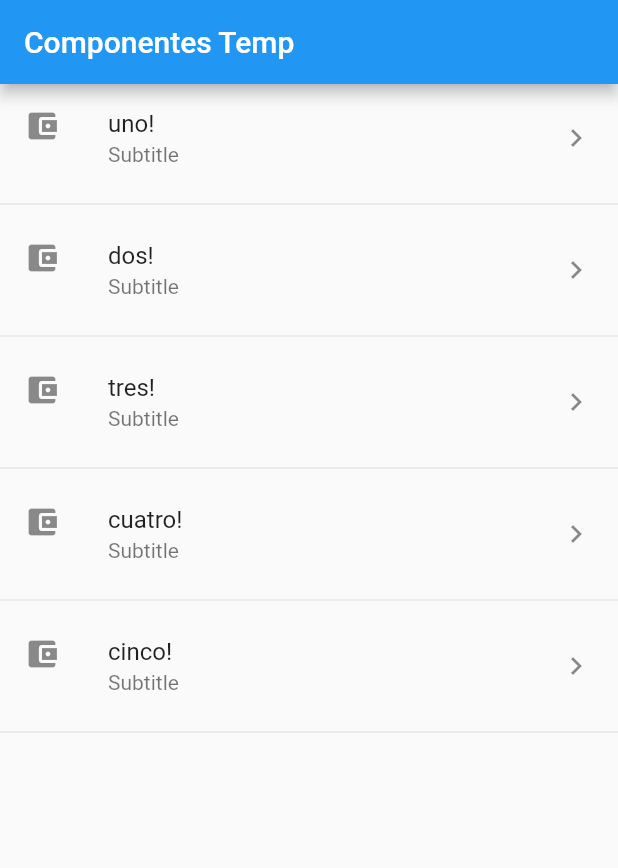
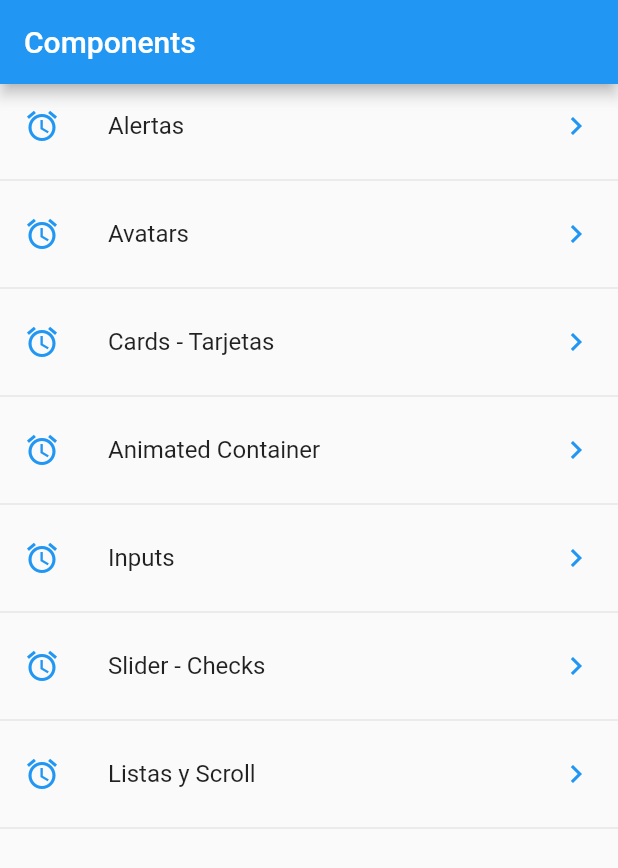
Before and after one commit to pedromaironi/components-in-flutter, a Flutter app: the screen it shows after launch, on a phone screen of 412 x 824 dp. Shown: the top 868 px of the screen. Run offline on Flutter 3.47's test engine with Material 2 defaults, Android fonts, the phone set to English and light mode, and no system bars.

Commit message:
Read a Json and add an ListItems

```diff
--- /dev/null
+++ b/data/menu_opts.json
@@ -0,0 +1,39 @@
+{
+    "nombreApp": "Componentes",
+    "rutas": [{
+            "ruta": "alert",
+            "icon": "add_alert",
+            "texto": "Alertas"
+        },
+        {
+            "ruta": "avatar",
+            "icon": "accessibility",
+            "texto": "Avatars"
+        },
+        {
+            "ruta": "card",
+            "icon": "folder_open",
+            "texto": "Cards - Tarjetas"
+        },
+        {
+            "ruta": "animatedContainer",
+            "icon": "donut_large",
+            "texto": "Animated Container"
+        },
+        {
+            "ruta": "inputs",
+            "icon": "input",
+            "texto": "Inputs"
+        },
+        {
+            "ruta": "slider",
+            "icon": "tune",
+            "texto": "Slider - Checks"
+        },
+        {
+            "ruta": "list",
+            "icon": "list",
+            "texto": "Listas y Scroll"
+        }
+    ]
+}
--- a/lib/main.dart
+++ b/lib/main.dart
@@ -1,14 +1,11 @@
-import 'package:components_flutter/src/pages/home_temp.dart';
+import 'package:components_flutter/src/pages/homa_page.dart';
+// import 'package:components_flutter/src/pages/home_temp.dart';
+import 'dart:ui';
 import 'package:flutter/material.dart';
 
-void main() => runApp(MyApp());
+void main() => runApp(HomePage());
 
 class MyApp extends StatelessWidget {
   @override
-  Widget build(BuildContext context) {
-    return MaterialApp(
-        title: 'Material App',
-        debugShowCheckedModeBanner: false,
-        home: HomePageTemp());
+  Widget build(BuildContext context) => new HomePage();
   }
-}
--- /dev/null
+++ b/lib/src/pages/homa_page.dart
@@ -0,0 +1,58 @@
+import 'package:components_flutter/src/pages/providers/menu_provider.dart';
+import 'package:flutter/cupertino.dart';
+import 'package:flutter/material.dart';
+
+class HomePage extends StatelessWidget {
+  @override
+  Widget build(BuildContext context) {
+    return MaterialApp(
+        debugShowCheckedModeBanner: false,
+        home: Scaffold(
+          appBar: AppBar(
+            title: Text('Components'),
+          ),
+          body: _lista(),
+        ));
+  }
+
+  Widget _lista() {
+    // print(menuProvider.options);
+    // menuProvider.cargarData().then( (options){
+    //   print('_lista');
+    //   print(options);
+    // });
+    return FutureBuilder(
+      future: menuProvider.cargarData(),
+      // initialData: [],
+      builder: (context, AsyncSnapshot<List<dynamic>> snapshot){
+        print(snapshot.data);
+        return ListView(
+          children: _listItems(snapshot.data),
+        );
+      },
+    );
+
+    // return ListView(
+    //   children: _listItems(),
+    // );
+  }
+
+  List<Widget> _listItems(List<dynamic> data) {
+    final List<Widget> options = [];
+    data.forEach((opt) {
+      final widgetTemp = ListTile(
+        title: Text(opt['texto']),
+        leading: Icon(Icons.access_alarm, color:Colors.blue),
+        trailing: Icon(Icons.keyboard_arrow_right, color: Colors.blue),
+        onTap: (){
+
+        },
+      );
+
+      options..add(widgetTemp)
+            ..add (Divider());
+     });
+
+     return options;
+  }
+}
--- a/pubspec.yaml
+++ b/pubspec.yaml
@@ -45,10 +45,9 @@ flutter:
   uses-material-design: true
 
   # To add assets to your application, add an assets section, like this:
-  # assets:
-  #   - images/a_dot_burr.jpeg
+  assets:
+    - data/menu_opts.json
   #   - images/a_dot_ham.jpeg
-
   # An image asset can refer to one or more resolution-specific "variants", see
   # https://flutter.dev/assets-and-images/#resolution-aware.
 
```
Also changed, not shown: lib/src/pages/providers/menu_provider.dart (added, +21 -0 lines).
